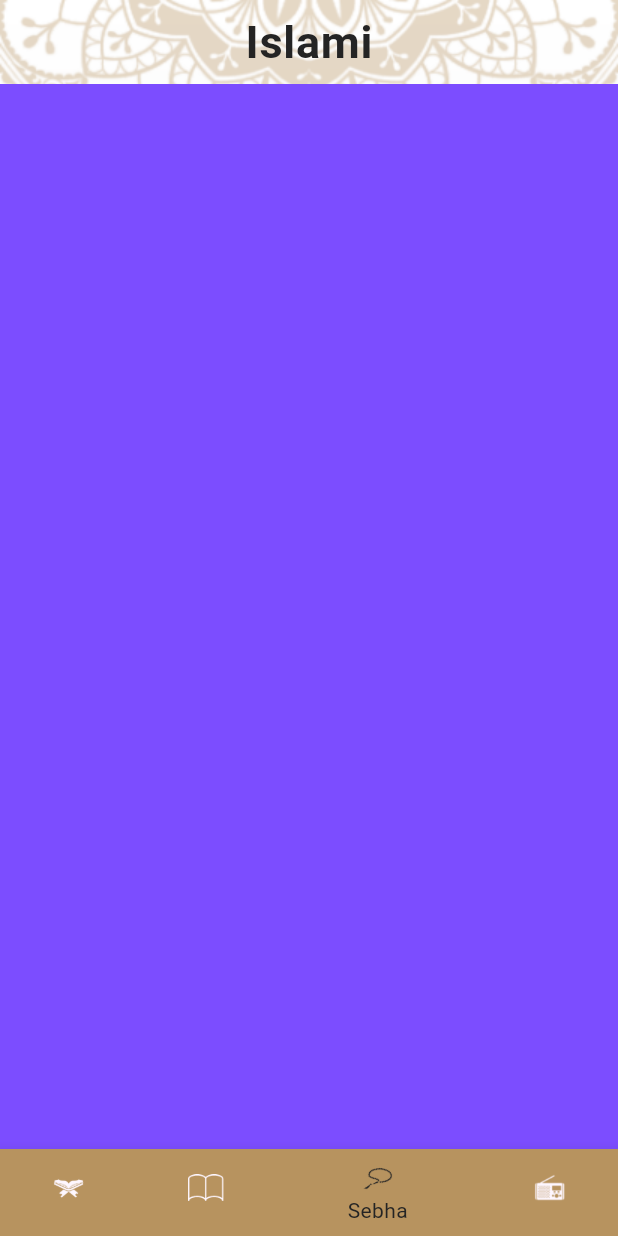
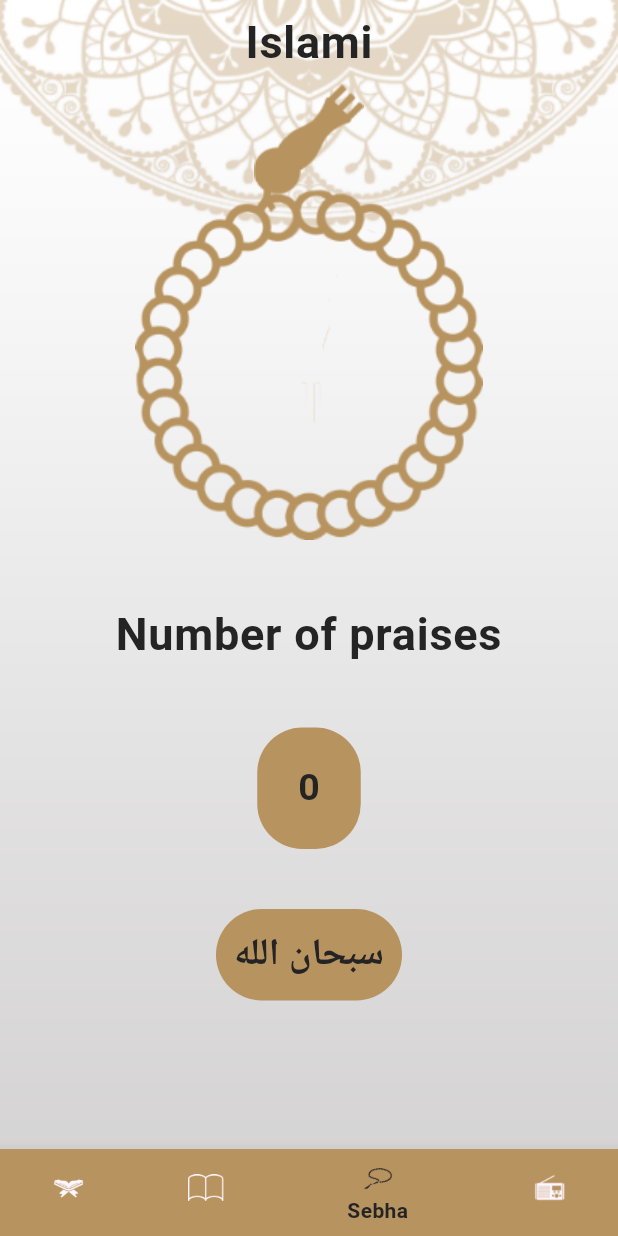
Before and after one commit to Nayera200177/Islamy-app, a Flutter app: the screen it shows after launch, item 3 of the bottom bar chosen, on a phone screen of 412 x 824 dp. Run offline on Flutter 3.47's test engine with Material 3 defaults, Android fonts, the phone set to English and light mode, and no system bars.

Commit message:
Seb7a screen added

```diff
--- a/lib/home/sebha/sebha_tap.dart
+++ b/lib/home/sebha/sebha_tap.dart
@@ -1,13 +1,98 @@
 import 'package:flutter/cupertino.dart';
 import 'package:flutter/material.dart';
 
-class SebhaTap extends StatelessWidget {
+class SebhaTap extends StatefulWidget {
   const SebhaTap({super.key});
 
   @override
+  State<SebhaTap> createState() => _SebhaTapState();
+}
+
+class _SebhaTapState extends State<SebhaTap> {
+  int count = 0;
+  List<String> Tasbee7=[
+    'سبحان الله',
+    'الحمد لله',
+    'لا إله إلا الله',
+    'الله أكبر'
+  ];
+  int index = 0;
+  double angle= 0;
+
+  @override
   Widget build(BuildContext context) {
-    return Container(
-      color: Colors.deepPurpleAccent,
-    );
+
+    return Column(
+      crossAxisAlignment: CrossAxisAlignment.stretch,
+      children: [
+        Stack(
+          alignment: Alignment.topCenter,
+          children: [
+            Image.asset('assets/images/head_sebha_logo.png'),
+            Padding(
+              padding: const EdgeInsets.only(top: 70.0),
+              child: Transform.rotate(
+                angle: angle,
+                child: InkWell(
+                    onTap:(){
+                      OnSep7aClicked();
+                      angle += 360/33;
+                      setState(() {
+
+                      });
+                    } ,
+                    child: Image.asset('assets/images/body_sebha_logo.png')),
+              ),
+            ),
+          ],
+        ),
+         Padding(
+           padding: const EdgeInsets.only(top: 40.0),
+           child: Text('Number of praises',textAlign: TextAlign.center,style: Theme.of(context).textTheme.bodyLarge,),
+         ),
+        Padding(
+          padding: const EdgeInsets.only(top: 40.0),
+          child: Center(
+            child: Container(
+              decoration: BoxDecoration(
+                color: Theme.of(context).primaryColor,
+                borderRadius: BorderRadius.circular(30)
+              ),
+              width: 69,
+              height: 81,
+              child:
+              Center(child: Text('$count',)),
+            ),
+          ),
+        ),
+
+        Padding(
+          padding: const EdgeInsets.only(top: 40.0),
+          child: Center(
+            child: Container(
+              padding: EdgeInsets.all(12),
+              decoration: BoxDecoration(
+                color: Theme.of(context).primaryColor,
+                borderRadius: BorderRadius.circular(40)
+              ),
+              child:
+               Text('${Tasbee7[index]}',),
+            ),
+          ),
+        ),
+      ],
+
+    ) ;
+
+  }
+  OnSep7aClicked(){
+    count++;
+    if(count==33){
+      index++;
+      count=0;
+    }
+    if(index== Tasbee7.length){
+      index=0;
+    }
   }
 }
--- a/lib/my_theme_data.dart
+++ b/lib/my_theme_data.dart
@@ -21,7 +21,19 @@ class MyThemeData{
         fontSize: 30,
         fontWeight: FontWeight.bold,
 
-      )
+      ),
+      bodyMedium: TextStyle(
+        color: AppColors.blackColor,
+        fontSize: 25,
+        fontWeight: FontWeight.w700,
+
+      ),
+      bodySmall: TextStyle(
+        color: AppColors.blackColor,
+        fontSize: 20,
+        fontWeight: FontWeight.bold,
+
+      ),
     ),
   );
 }
```
